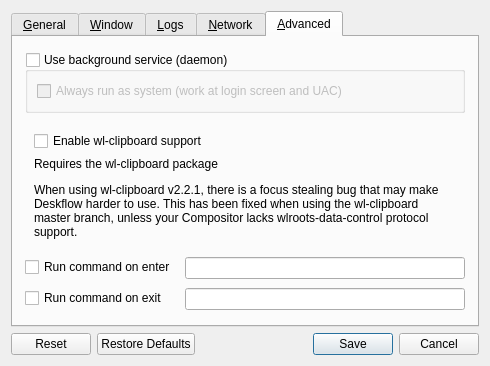
First picture: the form in src/lib/gui/dialogs/SettingsDialog.ui, repository zgpbloodwolf/deskflow, before the edit.
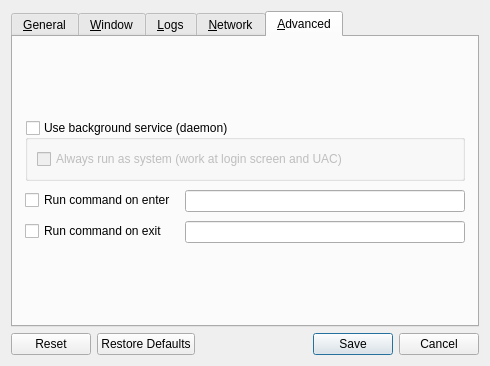
Second picture: the form after the edit. The open tabs and pages were chosen to show the change. Icons and pictures are not drawn.

```diff
--- a/src/lib/gui/dialogs/SettingsDialog.ui
+++ b/src/lib/gui/dialogs/SettingsDialog.ui
@@ -683,29 +683,6 @@
          </layout>
         </widget>
        </item>
-       <item>
-        <widget class="QWidget" name="widgetWlClipboard" native="true">
-         <layout class="QVBoxLayout" name="verticalLayout_5">
-          <item>
-           <widget class="QCheckBox" name="cbUseWlClipboard">
-            <property name="text">
-             <string>Enable wl-clipboard support</string>
-            </property>
-           </widget>
-          </item>
-          <item>
-           <widget class="QLabel" name="lblWlClipboard">
-            <property name="text">
-             <string>&lt;html&gt;&lt;head/&gt;&lt;body&gt;&lt;p&gt;Requires the wl-clipboard package&lt;/p&gt;&lt;p&gt;When using wl-clipboard v2.2.1, there is a focus stealing bug that may make Deskflow harder to use. This has been fixed when using the wl-clipboard master branch, unless your Compositor lacks wlroots-data-control protocol support.&lt;/p&gt;&lt;/body&gt;&lt;/html&gt;</string>
-            </property>
-            <property name="wordWrap">
-             <bool>true</bool>
-            </property>
-           </widget>
-          </item>
-         </layout>
-        </widget>
-       </item>
        <item>
         <layout class="QFormLayout" name="formLayout_3">
          <property name="fieldGrowthPolicy">
```
